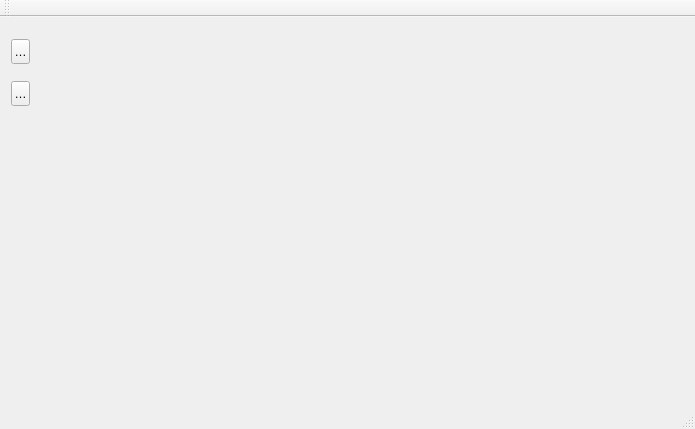
First picture: the form in MainProgram/mainwindow.ui, repository jameswhqi/12307, before the edit.
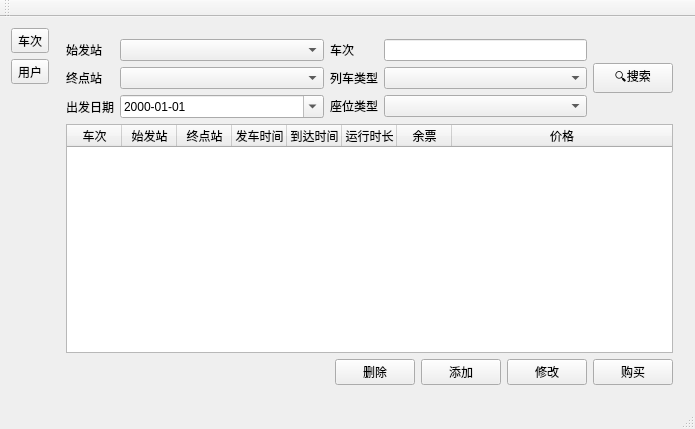
Second picture: the form after the edit.

Patch:
```diff
--- a/MainProgram/mainwindow.ui
+++ b/MainProgram/mainwindow.ui
@@ -14,26 +14,284 @@
    <string>MainWindow</string>
   </property>
   <widget class="QWidget" name="centralWidget">
+   <layout class="QHBoxLayout" name="horizontalLayout_2">
+    <item>
+     <layout class="QVBoxLayout" name="verticalLayout">
+      <item>
+       <widget class="QToolButton" name="train_btm">
+        <property name="text">
+         <string>车次</string>
+        </property>
+       </widget>
+      </item>
+      <item>
+       <widget class="QToolButton" name="user_btm">
+        <property name="text">
+         <string>用户</string>
+        </property>
+       </widget>
+      </item>
+      <item>
+       <spacer name="verticalSpacer">
+        <property name="orientation">
+         <enum>Qt::Vertical</enum>
+        </property>
+        <property name="sizeHint" stdset="0">
+         <size>
+          <width>20</width>
+          <height>40</height>
+         </size>
+        </property>
+       </spacer>
+      </item>
+     </layout>
+    </item>
+    <item>
    <widget class="QStackedWidget" name="stackedWidget">
-    <property name="geometry">
-     <rect>
-      <x>70</x>
-      <y>0</y>
-      <width>621</width>
-      <height>371</height>
-     </rect>
-    </property>
-    <widget class="QWidget" name="train"/>
+      <widget class="QWidget" name="train">
+       <layout class="QVBoxLayout" name="verticalLayout_2">
+        <item>
+         <layout class="QHBoxLayout" name="horizontalLayout_4">
+          <item>
+           <layout class="QFormLayout" name="formLayout">
+            <item row="0" column="0">
+             <widget class="QLabel" name="label">
+              <property name="text">
+               <string>始发站</string>
+              </property>
+             </widget>
+            </item>
+            <item row="0" column="1">
+             <widget class="QComboBox" name="origin"/>
+            </item>
+            <item row="1" column="0">
+             <widget class="QLabel" name="label_2">
+              <property name="text">
+               <string>终点站</string>
+              </property>
+             </widget>
+            </item>
+            <item row="1" column="1">
+             <widget class="QComboBox" name="destination"/>
+            </item>
+            <item row="2" column="0">
+             <widget class="QLabel" name="label_3">
+              <property name="text">
+               <string>出发日期</string>
+              </property>
+             </widget>
+            </item>
+            <item row="2" column="1">
+             <widget class="QDateEdit" name="dateEdit">
+              <property name="sizePolicy">
+               <sizepolicy hsizetype="Expanding" vsizetype="Fixed">
+                <horstretch>0</horstretch>
+                <verstretch>0</verstretch>
+               </sizepolicy>
+              </property>
+              <property name="displayFormat">
+               <string>yyyy-MM-dd</string>
+              </property>
+              <property name="calendarPopup">
+               <bool>true</bool>
+              </property>
+             </widget>
+            </item>
+           </layout>
+          </item>
+          <item>
+           <layout class="QFormLayout" name="formLayout_2">
+            <item row="0" column="0">
+             <widget class="QLabel" name="label_4">
+              <property name="text">
+               <string>车次</string>
+              </property>
+             </widget>
+            </item>
+            <item row="0" column="1">
+             <widget class="QLineEdit" name="trainNumber"/>
+            </item>
+            <item row="1" column="0">
+             <widget class="QLabel" name="label_5">
+              <property name="text">
+               <string>列车类型</string>
+              </property>
+             </widget>
+            </item>
+            <item row="1" column="1">
+             <widget class="QComboBox" name="trainType"/>
+            </item>
+            <item row="2" column="0">
+             <widget class="QLabel" name="label_6">
+              <property name="text">
+               <string>座位类型</string>
+              </property>
+             </widget>
+            </item>
+            <item row="2" column="1">
+             <widget class="QComboBox" name="spotType"/>
+            </item>
+           </layout>
+          </item>
+          <item>
+           <widget class="QPushButton" name="searchButton">
+            <property name="sizePolicy">
+             <sizepolicy hsizetype="Minimum" vsizetype="Fixed">
+              <horstretch>0</horstretch>
+              <verstretch>0</verstretch>
+             </sizepolicy>
+            </property>
+            <property name="text">
+             <string>🔍搜索</string>
+            </property>
+            <property name="autoDefault">
+             <bool>true</bool>
+            </property>
+           </widget>
+          </item>
+         </layout>
+        </item>
+        <item>
+         <widget class="QTableWidget" name="trainInfo">
+          <property name="editTriggers">
+           <set>QAbstractItemView::NoEditTriggers</set>
+          </property>
+          <property name="selectionMode">
+           <enum>QAbstractItemView::SingleSelection</enum>
+          </property>
+          <property name="selectionBehavior">
+           <enum>QAbstractItemView::SelectRows</enum>
+          </property>
+          <property name="sortingEnabled">
+           <bool>true</bool>
+          </property>
+          <property name="rowCount">
+           <number>0</number>
+          </property>
+          <property name="columnCount">
+           <number>8</number>
+          </property>
+          <attribute name="horizontalHeaderDefaultSectionSize">
+           <number>55</number>
+          </attribute>
+          <attribute name="horizontalHeaderStretchLastSection">
+           <bool>true</bool>
+          </attribute>
+          <attribute name="verticalHeaderVisible">
+           <bool>false</bool>
+          </attribute>
+          <attribute name="verticalHeaderDefaultSectionSize">
+           <number>21</number>
+          </attribute>
+          <column>
+           <property name="text">
+            <string>车次</string>
+           </property>
+          </column>
+          <column>
+           <property name="text">
+            <string>始发站</string>
+           </property>
+          </column>
+          <column>
+           <property name="text">
+            <string>终点站</string>
+           </property>
+          </column>
+          <column>
+           <property name="text">
+            <string>发车时间</string>
+           </property>
+          </column>
+          <column>
+           <property name="text">
+            <string>到达时间</string>
+           </property>
+          </column>
+          <column>
+           <property name="text">
+            <string>运行时长</string>
+           </property>
+          </column>
+          <column>
+           <property name="text">
+            <string>余票</string>
+           </property>
+          </column>
+          <column>
+           <property name="text">
+            <string>价格</string>
+           </property>
+          </column>
+         </widget>
+        </item>
+        <item>
+         <layout class="QHBoxLayout" name="horizontalLayout_6">
+          <item>
+           <spacer name="horizontalSpacer">
+            <property name="orientation">
+             <enum>Qt::Horizontal</enum>
+            </property>
+            <property name="sizeHint" stdset="0">
+             <size>
+              <width>40</width>
+              <height>20</height>
+             </size>
+            </property>
+           </spacer>
+          </item>
+          <item>
+           <widget class="QPushButton" name="deleteButton">
+            <property name="text">
+             <string>删除</string>
+            </property>
+           </widget>
+          </item>
+          <item>
+           <widget class="QPushButton" name="addButton">
+            <property name="text">
+             <string>添加</string>
+            </property>
+           </widget>
+          </item>
+          <item>
+           <widget class="QPushButton" name="modifyButton">
+            <property name="sizePolicy">
+             <sizepolicy hsizetype="Preferred" vsizetype="Fixed">
+              <horstretch>0</horstretch>
+              <verstretch>0</verstretch>
+             </sizepolicy>
+            </property>
+            <property name="text">
+             <string>修改</string>
+            </property>
+           </widget>
+          </item>
+          <item>
+           <widget class="QPushButton" name="orderButton">
+            <property name="sizePolicy">
+             <sizepolicy hsizetype="Preferred" vsizetype="Fixed">
+              <horstretch>0</horstretch>
+              <verstretch>0</verstretch>
+             </sizepolicy>
+            </property>
+            <property name="text">
+             <string>购买</string>
+            </property>
+           </widget>
+          </item>
+         </layout>
+        </item>
+       </layout>
+       <zorder>layoutWidget_3</zorder>
+       <zorder>layoutWidget_4</zorder>
+       <zorder>trainInfo</zorder>
+       <zorder>addButton</zorder>
+      </widget>
     <widget class="QWidget" name="user">
+       <layout class="QVBoxLayout" name="verticalLayout_3">
+        <item>
      <widget class="QStackedWidget" name="stackedWidget_2">
-      <property name="geometry">
-       <rect>
-        <x>0</x>
-        <y>0</y>
-        <width>621</width>
-        <height>311</height>
-       </rect>
-      </property>
       <property name="frameShadow">
        <enum>QFrame::Raised</enum>
       </property>
@@ -211,15 +469,8 @@
        </widget>
       </widget>
      </widget>
-     <widget class="QWidget" name="layoutWidget">
-      <property name="geometry">
-       <rect>
-        <x>70</x>
-        <y>320</y>
-        <width>471</width>
-        <height>41</height>
-       </rect>
-      </property>
+        </item>
+        <item>
       <layout class="QHBoxLayout" name="horizontalLayout">
        <item>
         <widget class="QToolButton" name="info_pb">
@@ -250,35 +501,12 @@
         </widget>
        </item>
       </layout>
-     </widget>
-    </widget>
-   </widget>
-   <widget class="QWidget" name="layoutWidget_2">
-    <property name="geometry">
-     <rect>
-      <x>0</x>
-      <y>0</y>
-      <width>41</width>
-      <height>111</height>
-     </rect>
-    </property>
-    <layout class="QVBoxLayout" name="verticalLayout">
-     <item>
-      <widget class="QToolButton" name="train_btm">
-       <property name="text">
-        <string>车次</string>
-       </property>
-      </widget>
-     </item>
-     <item>
-      <widget class="QToolButton" name="user_btm">
-       <property name="text">
-        <string>用户</string>
-       </property>
-      </widget>
-     </item>
-    </layout>
-   </widget>
+        </item>
+       </layout>
+      </widget>
+     </widget>
+    </item>
+   </layout>
   </widget>
   <widget class="QMenuBar" name="menuBar">
    <property name="geometry">
```
Lines whose indentation alone changed are shown as unchanged.
